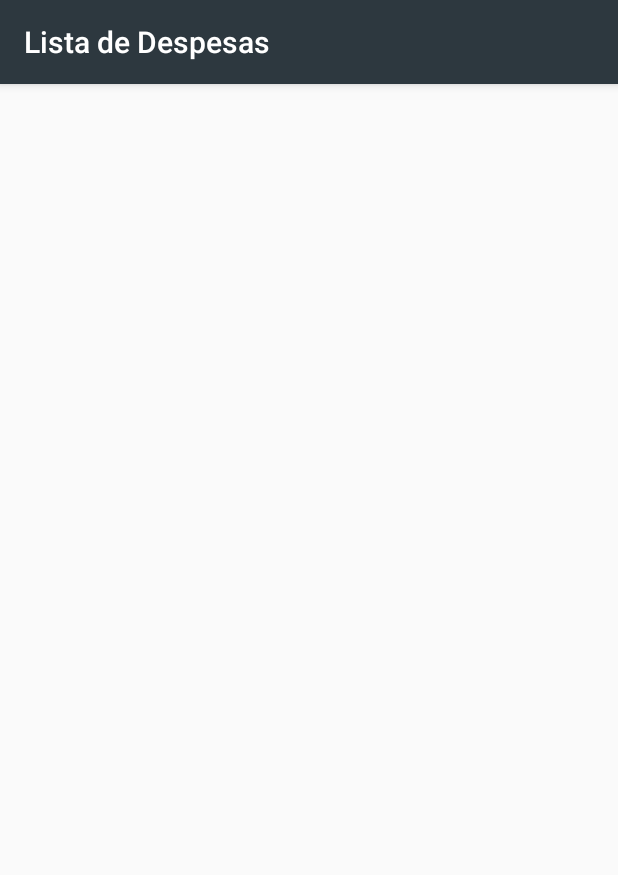
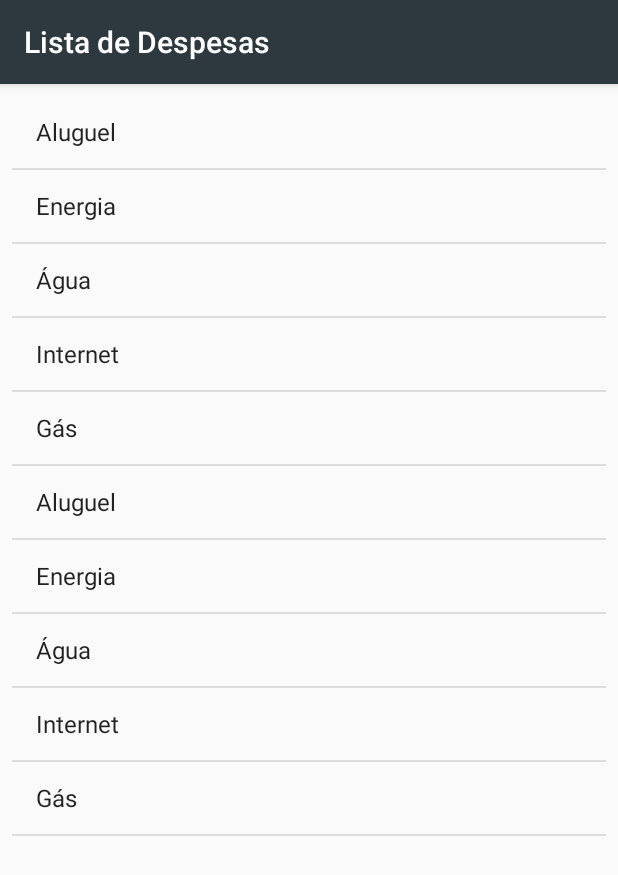
Before and after one commit to robsonsilv4/meu-contador, an Android app: the MainActivity screen opened directly, with no data from a screen before it, on a phone screen of 412 x 824 dp. Shown: the top 875 px of the screen. Run offline under Robolectric (Android 15) with nearby library versions, the phone set to English and light mode, and no system bars.

Commit message:
Botão para adicionar contas e correções

```diff
--- a/app/src/main/java/com/robson/meucontador/Bill.java
+++ b/app/src/main/java/com/robson/meucontador/Bill.java
@@ -12,7 +12,10 @@ public class Bill implements Serializable {
     // TODO: Adicionar datas
 
 
-    public Bill( String title, String type, Double price) {
+    public Bill() {
+    }
+
+    public Bill(String title, String type, Double price) {
         this.id = null;
         this.title = title;
         this.type = type;
--- a/app/src/main/java/com/robson/meucontador/MainActivity.java
+++ b/app/src/main/java/com/robson/meucontador/MainActivity.java
@@ -1,7 +1,9 @@
 package com.robson.meucontador;
 
+import android.content.Intent;
 import android.support.v7.app.AppCompatActivity;
 import android.os.Bundle;
+import android.view.View;
 import android.widget.ArrayAdapter;
 import android.widget.ListView;
 
@@ -37,7 +39,11 @@ public class MainActivity extends AppCompatActivity {
 
         bills = dao.findAll();
 
-        ArrayAdapter<Bill> adapter = new ArrayAdapter<Bill>(this, android.R.layout.simple_list_item_1);
+        ArrayAdapter<Bill> adapter = new ArrayAdapter<Bill>(this, android.R.layout.simple_list_item_1, bills);
         listView.setAdapter(adapter);
     }
+
+    public void btnAddBillAcitivity(View view) {
+        startActivity(new Intent(getApplicationContext(), SignUpActivity.class));
+    }
 }
--- a/app/src/main/java/com/robson/meucontador/SignUpActivity.java
+++ b/app/src/main/java/com/robson/meucontador/SignUpActivity.java
@@ -1,5 +1,6 @@
 package com.robson.meucontador;
 
+import android.content.Intent;
 import android.support.v7.app.AppCompatActivity;
 import android.os.Bundle;
 import android.view.View;
@@ -44,6 +45,8 @@ public class SignUpActivity extends AppCompatActivity {
         user.setPassword(password1.getText().toString());
 
         dao.insert(user);
+        startActivity(new Intent(getApplicationContext(), SignUpActivity.class));
+
         Toast.makeText(this, "Usuário criado com sucesso!", Toast.LENGTH_SHORT).show();
     }
 }
--- /dev/null
+++ b/app/src/main/res/drawable/ic_add.xml
@@ -0,0 +1,5 @@
+<vector android:height="24dp" android:tint="#FFFFFF"
+    android:viewportHeight="24.0" android:viewportWidth="24.0"
+    android:width="24dp" xmlns:android="http://schemas.android.com/apk/res/android">
+    <path android:fillColor="#FF000000" android:pathData="M19,13h-6v6h-2v-6H5v-2h6V5h2v6h6v2z"/>
+</vector>
--- a/app/src/main/res/layout/activity_main.xml
+++ b/app/src/main/res/layout/activity_main.xml
@@ -5,6 +5,7 @@
     android:layout_width="match_parent"
     android:layout_height="match_parent"
     android:layout_margin="8dp"
+    android:orientation="vertical"
     tools:context=".MainActivity">
 
     <ListView
@@ -12,4 +13,13 @@
         android:layout_width="match_parent"
         android:layout_height="match_parent" />
 
+    <android.support.design.widget.FloatingActionButton
+        android:id="@+id/add_bill_button"
+        android:layout_width="wrap_content"
+        android:layout_height="wrap_content"
+        android:layout_gravity="end|bottom"
+        android:layout_margin="16dp"
+        android:onClick="btnAddBillAcitivity"
+        android:src="@drawable/ic_add" />
+
 </LinearLayout>
```
